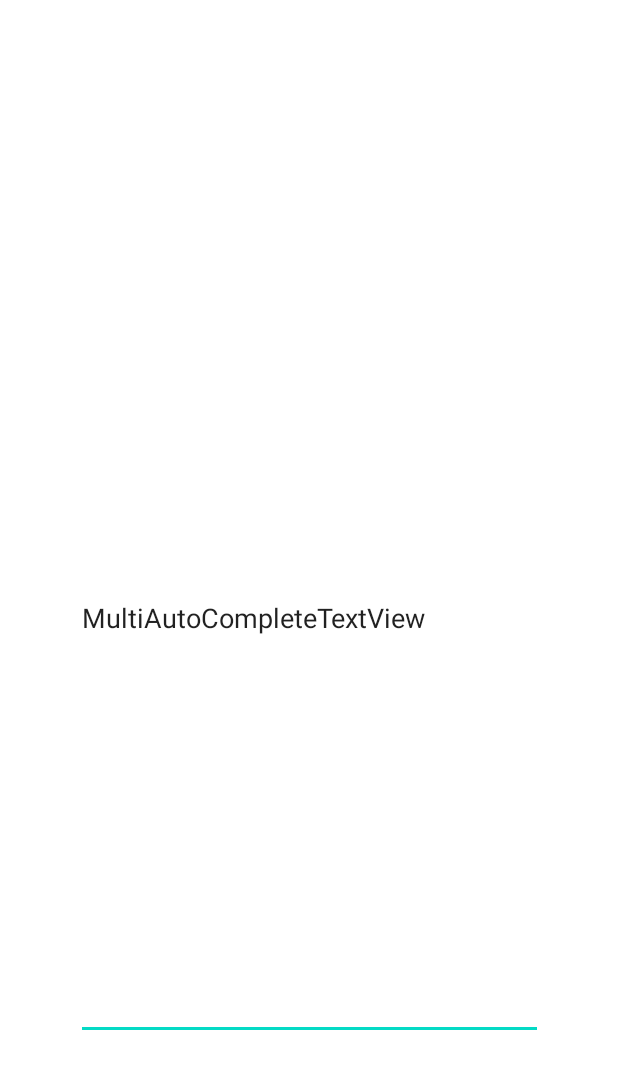
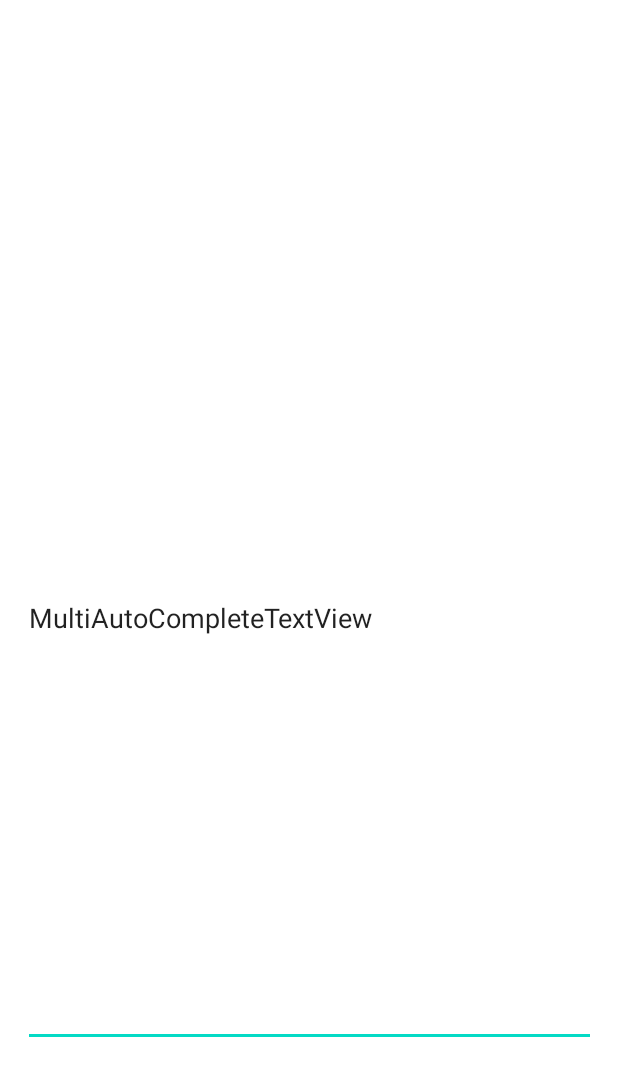
Before and after one commit to official-srv-modak/stockAll_android, an Android app: the layout activity_nifty_companies.xml on its own in the app's theme, with its tools: preview values and no code run, on a phone screen of 412 x 824 dp. Shown: the top 1076 px of the screen. Run offline under Robolectric (Android 15) with nearby library versions, the phone set to English and light mode, and no system bars.

Commit message:
Changes in table structure part 2

```diff
--- a/StockAll/app/src/main/res/layout/activity_nifty_companies.xml
+++ b/StockAll/app/src/main/res/layout/activity_nifty_companies.xml
@@ -9,8 +9,8 @@
 
     <MultiAutoCompleteTextView
         android:id="@+id/resultText"
-        android:layout_width="311dp"
-        android:layout_height="562dp"
+        android:layout_width="382dp"
+        android:layout_height="572dp"
         android:editable="false"
         android:text="MultiAutoCompleteTextView"
         app:layout_constraintBottom_toBottomOf="parent"
```
Also changed, not shown: 1 other file.
